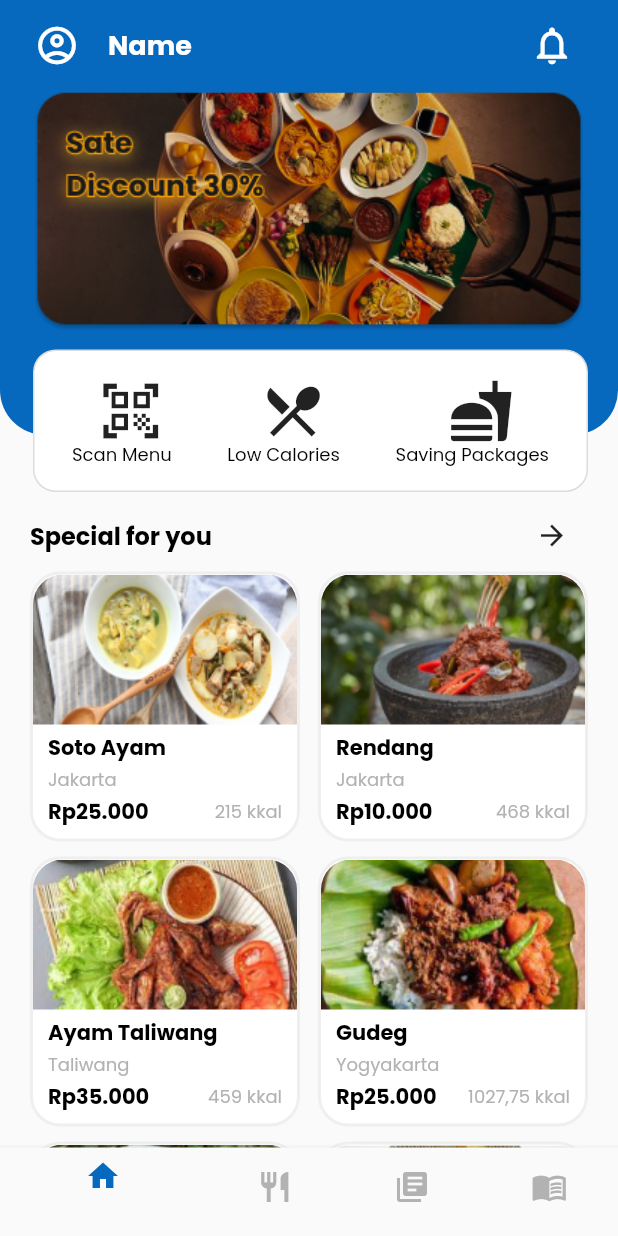
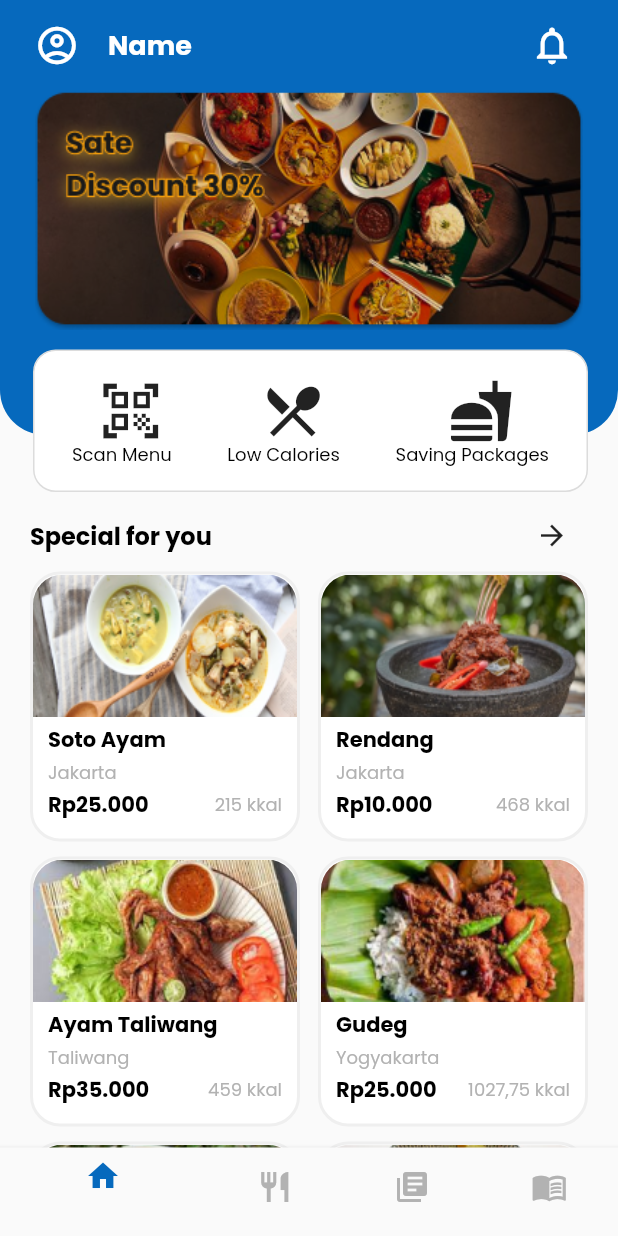
Before and after one commit to nusameals/Capstone-Project-Flutter, a Flutter app: the screen it shows after launch, on a phone screen of 412 x 824 dp. Run offline on Flutter 3.47's test engine with Material 2 defaults, Android fonts, the phone set to English and light mode, and no system bars; drawn by our look-alikes of carousel_slider; our stand-ins replace google_fonts; missing offline and left inert: flutter_barcode_scanner.

Commit message:
update card

```diff
--- a/lib/view/component/card_product.dart
+++ b/lib/view/component/card_product.dart
@@ -24,7 +24,6 @@ class CardProduct extends StatelessWidget {
         NumberFormat.currency(locale: 'id_ID', symbol: 'Rp', decimalDigits: 0);
 
     return Container(
-      height: 240,
       decoration: BoxDecoration(
         color: ColorTheme.light1,
         borderRadius: BorderRadius.circular(20),
@@ -33,6 +32,7 @@ class CardProduct extends StatelessWidget {
           width: 2,
         ),
       ),
+      child: SingleChildScrollView(
         child: Column(
           mainAxisAlignment: MainAxisAlignment.start,
           crossAxisAlignment: CrossAxisAlignment.start,
@@ -44,7 +44,8 @@ class CardProduct extends StatelessWidget {
               ),
               child: Image.asset(
                 imageProduct,
-              height: 100,
+                height: 95,
+                width: double.infinity,
                 fit: BoxFit.cover,
               ),
             ),
@@ -95,6 +96,7 @@ class CardProduct extends StatelessWidget {
             ),
           ],
         ),
+      ),
     );
   }
 }
--- a/lib/view/home/home_screen.dart
+++ b/lib/view/home/home_screen.dart
@@ -47,8 +47,7 @@ class _HomeScreenState extends State<HomeScreen> {
           height: 500,
           autoPlay: true,
           enlargeCenterPage: true,
-        )
-    );
+        ));
     return Scaffold(
       body: SafeArea(
         child: ListView(
```
Lines whose indentation alone changed are shown as unchanged.
